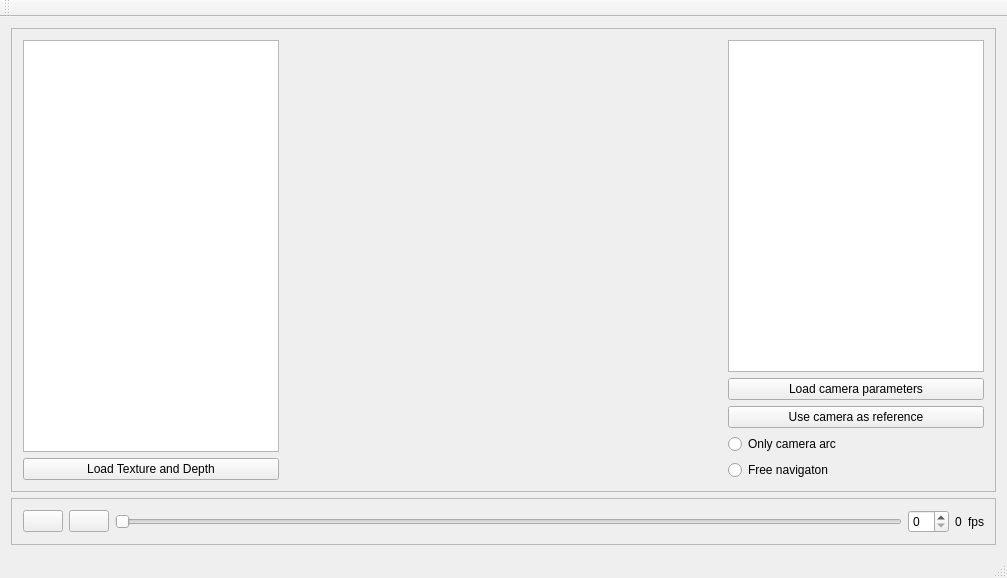
The window that forms/mainwindow.ui (zhenyouluo/OpenGL_YUV2RGB) describes before a commit, drawn with Qt 5.
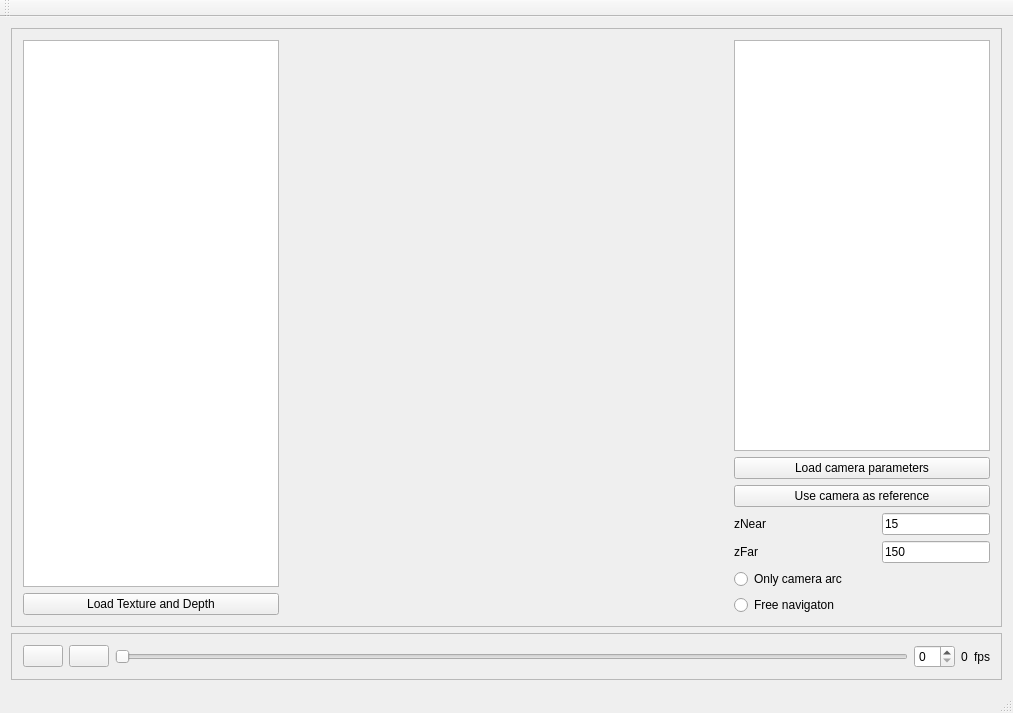
The same window after the commit. Icons and pictures are not drawn. Custom widgets are drawn as their Qt base class.

Commit message: added zNear and zFar input and their implementation

What changed in the file:
```diff
--- a/forms/mainwindow.ui
+++ b/forms/mainwindow.ui
@@ -6,8 +6,8 @@
    <rect>
     <x>0</x>
     <y>0</y>
-    <width>1007</width>
-    <height>578</height>
+    <width>1013</width>
+    <height>713</height>
    </rect>
   </property>
   <property name="windowTitle">
@@ -120,6 +120,53 @@
            </property>
           </widget>
          </item>
+         <item>
+          <layout class="QGridLayout" name="gridLayout">
+           <item row="2" column="2">
+            <widget class="QLineEdit" name="zFarLineEdit">
+             <property name="sizePolicy">
+              <sizepolicy hsizetype="Fixed" vsizetype="Fixed">
+               <horstretch>0</horstretch>
+               <verstretch>0</verstretch>
+              </sizepolicy>
+             </property>
+             <property name="text">
+              <string>150</string>
+             </property>
+            </widget>
+           </item>
+           <item row="2" column="0">
+            <widget class="QLabel" name="label_3">
+             <property name="text">
+              <string>zFar</string>
+             </property>
+            </widget>
+           </item>
+           <item row="0" column="0">
+            <widget class="QLabel" name="label">
+             <property name="text">
+              <string>zNear</string>
+             </property>
+            </widget>
+           </item>
+           <item row="0" column="2">
+            <widget class="QLineEdit" name="zNearLineEdit">
+             <property name="sizePolicy">
+              <sizepolicy hsizetype="Fixed" vsizetype="Fixed">
+               <horstretch>0</horstretch>
+               <verstretch>0</verstretch>
+              </sizepolicy>
+             </property>
+             <property name="inputMask">
+              <string/>
+             </property>
+             <property name="text">
+              <string>15</string>
+             </property>
+            </widget>
+           </item>
+          </layout>
+         </item>
          <item>
           <widget class="QRadioButton" name="onlyCamsRadioButton">
            <property name="text">
```
Left out of the diff: 2 changed lines with no effect on the pictures. The commit also changes 6 other files.
